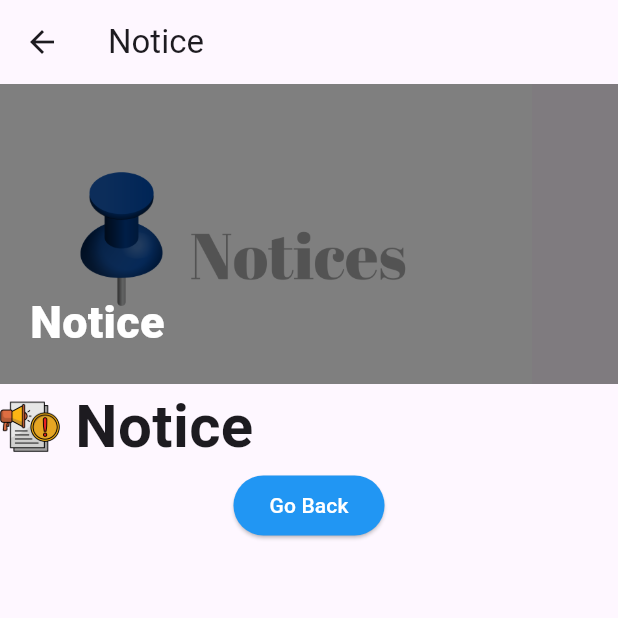
After one commit to Neesui/Flutter_Training, a Flutter app: the screen it shows after launch, after a tap on "Go Notice page", on a phone screen of 412 x 824 dp, the top half of it. The commit adds this screen. Run offline on Flutter 3.47's test engine with Material 3 defaults, Android fonts, the phone set to English and light mode, and no system bars.

Commit message:
update cod and add notice screen

```diff
--- a/lib/screens/home_screen.dart
+++ b/lib/screens/home_screen.dart
@@ -1,5 +1,6 @@
 import 'package:flutter/material.dart';
 import 'package:padmakanya_app/screens/about_screen.dart';
+import 'package:padmakanya_app/screens/notice_screen.dart';
 import 'package:padmakanya_app/widgets/faculty_card.dart';
 import 'package:padmakanya_app/widgets/heading.dart';
 
@@ -69,7 +70,17 @@ class HomeScreen extends StatelessWidget {
                             return AboutScreen();
                           }));
                         },
-                          child: Text("Read More")),
+                        child: Text("Read More"),
+                      ),
+                      ElevatedButton(
+                        onPressed: () {
+                          Navigator.of(context)
+                              .push(MaterialPageRoute(builder: (context) {
+                            return NoticeScreen();
+                          }));
+                        },
+                        child: Text("Go Notice page"),
+                      ),
                     ],
                   ),
                 ),
--- /dev/null
+++ b/lib/screens/notice_screen.dart
@@ -0,0 +1,80 @@
+import 'package:flutter/material.dart';
+
+class NoticeScreen extends StatelessWidget {
+  const NoticeScreen({super.key});
+
+  @override
+  Widget build(BuildContext context) {
+    return Scaffold(
+      appBar: AppBar(
+        title: const Text("Notice"),
+      ),
+      body: Padding(
+        padding: const EdgeInsets.all(0),
+        child: SingleChildScrollView(
+          child: Column(
+            crossAxisAlignment: CrossAxisAlignment.start,
+            children: [
+              SizedBox(
+                height: 200,
+                child: Stack(
+                  children: [
+                    Image.asset("assets/notice.png"),
+                    Container(
+                      color: Colors.black.withOpacity(0.5),
+                    ),
+                    Positioned(
+                      bottom: 20,
+                      left: 20,
+                      child: Text(
+                        "Notice",
+                        style: TextStyle(
+                          fontSize: 30,
+                          fontWeight: FontWeight.w900,
+                          color: Colors.white,
+                        ),
+                      ),
+                    ),
+                  ],
+                ),
+              ),
+              Row(
+                children: [
+                  Image.asset(
+                    "assets/icon.png",
+                    width: 40,
+                  ),
+                  SizedBox(width: 10),
+                  Text(
+                    "Notice",
+                    style: TextStyle(
+                      fontWeight: FontWeight.bold,
+                      fontSize: 40,
+                    ),
+                  ),
+                ],
+              ),
+              Container(
+
+              ),
+
+              // Back Button
+              Center(
+                child: ElevatedButton(
+                  style: ElevatedButton.styleFrom(
+                    backgroundColor: Colors.blue, // Button background color
+                    foregroundColor: Colors.white, // Button text color
+                  ),
+                  onPressed: () {
+                    Navigator.of(context).pop(); // Navigate back
+                  },
+                  child: const Text("Go Back"),
+                ),
+              ),
+            ],
+          ),
+        ),
+      ),
+    );
+  }
+}
--- a/pubspec.yaml
+++ b/pubspec.yaml
@@ -63,6 +63,8 @@ flutter:
     - assets/pk.png
     - assets/pklogo.jpg
     - assets/aboutus.jpg
+    - assets/notice.png
+    - assets/icon.png
 
   # An image asset can refer to one or more resolution-specific "variants", see
   # https://flutter.dev/to/resolution-aware-images
```
Also changed, not shown: lib/widgets/courses_card.dart (+12 -22 lines), lib/widgets/event_tile.dart (added, +22 -0 lines), assets/icon.png (added), assets/notice.png (added). Lines whose indentation alone changed are shown as unchanged.
